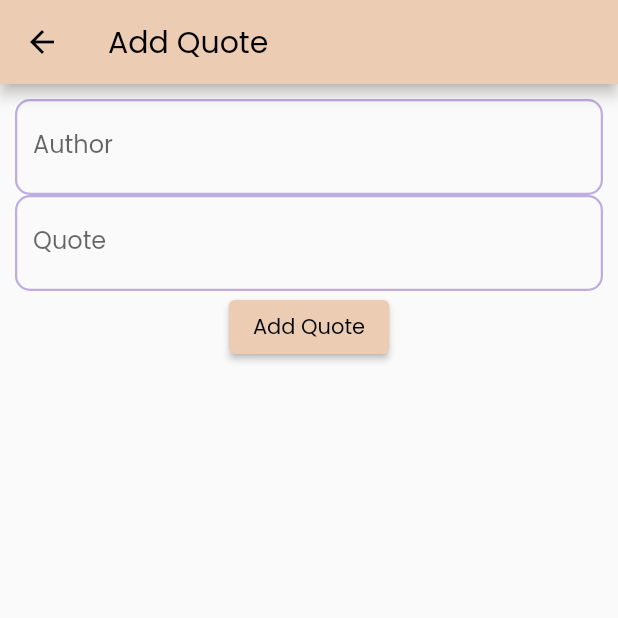
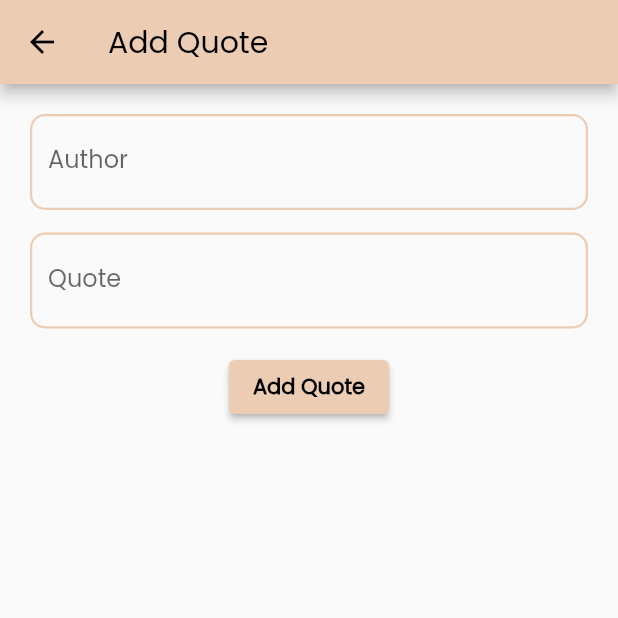
Before and after one commit to aaafrien/FinalProject_PrakTPM, a Flutter app: the NavBar screen opened by its route, after a tap on "Add Quote", on a phone screen of 412 x 824 dp, the top half of it. Run offline on Flutter 3.47's test engine with Material 2 defaults, Android fonts, the phone set to English and light mode, and no system bars; our stand-ins replace hive, hive_flutter, iconsax, shared_preferences; accounts and stored records are empty; network calls fail.

Commit message:
Fix navbar, add quote, own quote

```diff
--- a/lib/components/navbar.dart
+++ b/lib/components/navbar.dart
@@ -1,5 +1,4 @@
 import 'package:finalproject/components/palettes.dart';
-import 'package:finalproject/pages/favorite.dart';
 import 'package:finalproject/pages/own_quote.dart';
 import 'package:flutter/material.dart';
 import 'package:finalproject/pages/homepage.dart';
@@ -14,7 +13,7 @@ class NavBar extends StatefulWidget {
 
 class _NavBarState extends State<NavBar> {
   int _selectedIndex = 0;
-  List pages = [Homepage(), FavoriteQuotes(), OwnQuotePage(), ProfilePage()];
+  List pages = [Homepage(), OwnQuotePage(), ProfilePage()];
 
   void _onItemTapped(int index) {
     setState(() {
@@ -32,14 +31,12 @@ class _NavBarState extends State<NavBar> {
             items: [
               BottomNavigationBarItem(icon: Icon(Icons.home), label: 'Home'),
               BottomNavigationBarItem(
-                  icon: Icon(Icons.favorite), label: 'Favorite'),
-              BottomNavigationBarItem(
                   icon: Icon(Icons.notes_rounded), label: 'Own Quotes'),
               BottomNavigationBarItem(
                   icon: Icon(Icons.group), label: 'Profile'),
             ],
             currentIndex: _selectedIndex,
-            selectedItemColor: Color(0xffF0EDD4),
+            selectedItemColor: Color(0xff000000),
             unselectedItemColor: Color(0xffF9FBE7),
             onTap: _onItemTapped,
           ),
--- a/lib/pages/add_quotes.dart
+++ b/lib/pages/add_quotes.dart
@@ -1,13 +1,13 @@
+import 'package:finalproject/components/palettes.dart';
 import 'package:finalproject/model/quotes_lib.dart';
+import 'package:finalproject/pages/own_quote.dart';
 import 'package:flutter/material.dart';
 import 'package:hive/hive.dart';
 
 import '../boxes.dart';
 
 class AddQuote extends StatefulWidget {
-  const AddQuote({
-    Key? key
-  }) : super(key: key);
+  const AddQuote({Key? key}) : super(key: key);
 
   @override
   State<AddQuote> createState() => _AddQuoteState();
@@ -44,19 +44,32 @@ class _AddQuoteState extends State<AddQuote> {
         padding: EdgeInsets.all(10),
         child: Form(
             key: formKey,
+            child: Padding(
+              padding: EdgeInsets.all(10),
               child: Column(
                 children: [
                   _authorField(),
+                  SizedBox(height: 15),
                   _quotesField(),
+                  SizedBox(height: 15),
                   ElevatedButton(
                     onPressed: () {
-                    if(formKey.currentState!.validate()){
-                      _quoteLib.add(Quote(author: _authorController.text, quotes: _quoteController.text, time: DateTime.now()));
+                      if (formKey.currentState!.validate()) {
+                        _quoteLib.add(Quote(
+                            author: _authorController.text,
+                            quotes: _quoteController.text,
+                            time: DateTime.now()));
                       }
+                      _quoteController.clear();
+                      _authorController.clear();
+                      Navigator.pushNamedAndRemoveUntil(
+                          context, '/navbar', (route) => false);
                     },
-                  child: Text("Add Quote"),
+                    child: Text("Add Quote",
+                        style: TextStyle(fontWeight: FontWeight.bold)),
                   )
                 ],
+              ),
             )),
       ),
     );
@@ -69,7 +82,7 @@ class _AddQuoteState extends State<AddQuote> {
         labelText: 'Author',
         hintText: 'author',
         enabledBorder: OutlineInputBorder(
-          borderSide: BorderSide(color: Color(0xffBFACE0), width: 1.5),
+          borderSide: BorderSide(color: Palette.mainColor, width: 1.5),
           borderRadius: BorderRadius.circular(10.0),
         ),
       ),
@@ -84,12 +97,14 @@ class _AddQuoteState extends State<AddQuote> {
 
   Widget _quotesField() {
     return TextFormField(
+      keyboardType: TextInputType.multiline,
+      maxLines: null,
       controller: _quoteController,
       decoration: InputDecoration(
         labelText: 'Quote',
         hintText: 'quote',
         enabledBorder: OutlineInputBorder(
-          borderSide: BorderSide(color: Color(0xffBFACE0), width: 1.5),
+          borderSide: BorderSide(color: Palette.mainColor, width: 1.5),
           borderRadius: BorderRadius.circular(10.0),
         ),
       ),
```
Also changed, not shown: lib/pages/favorite.dart (deleted, +0 -10 lines), lib/pages/own_quote.dart (+36 -23 lines). Lines whose indentation alone changed are shown as unchanged.
